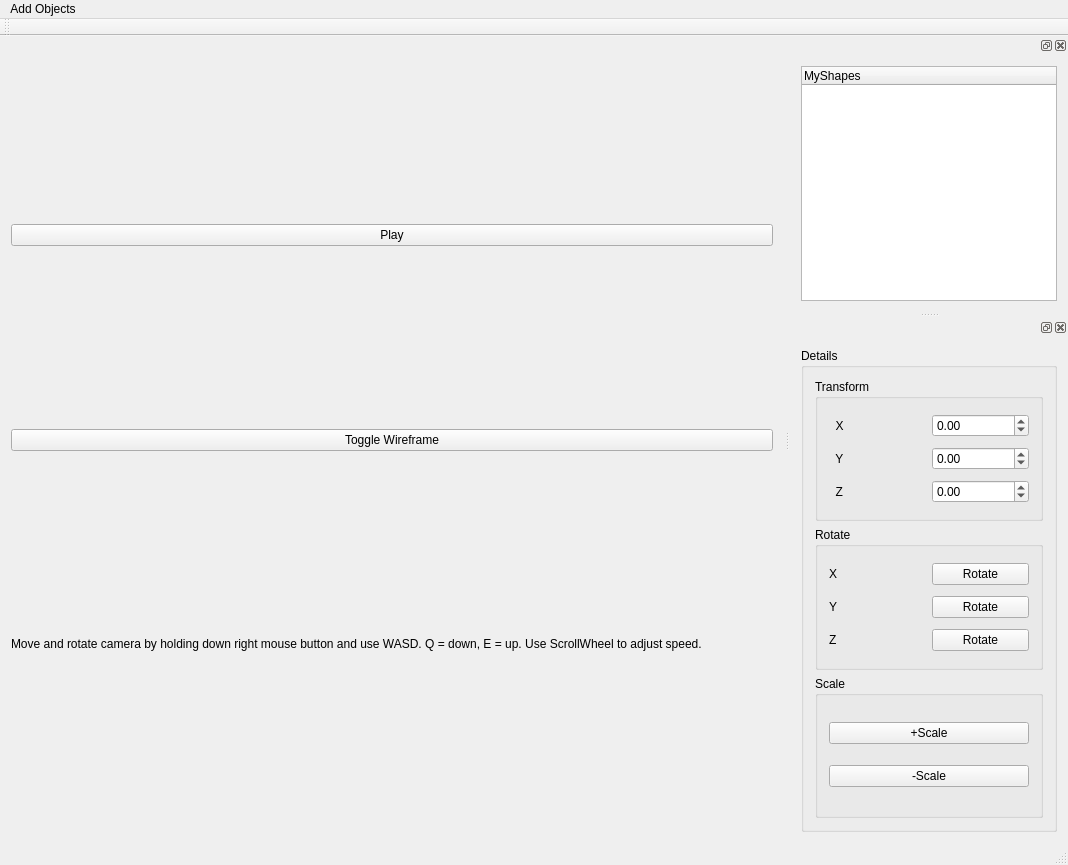
This is mainwindow.ui in FredrikEik/Game_Engine_Architecture as Qt 5 draws it before an edit. The edited form follows.
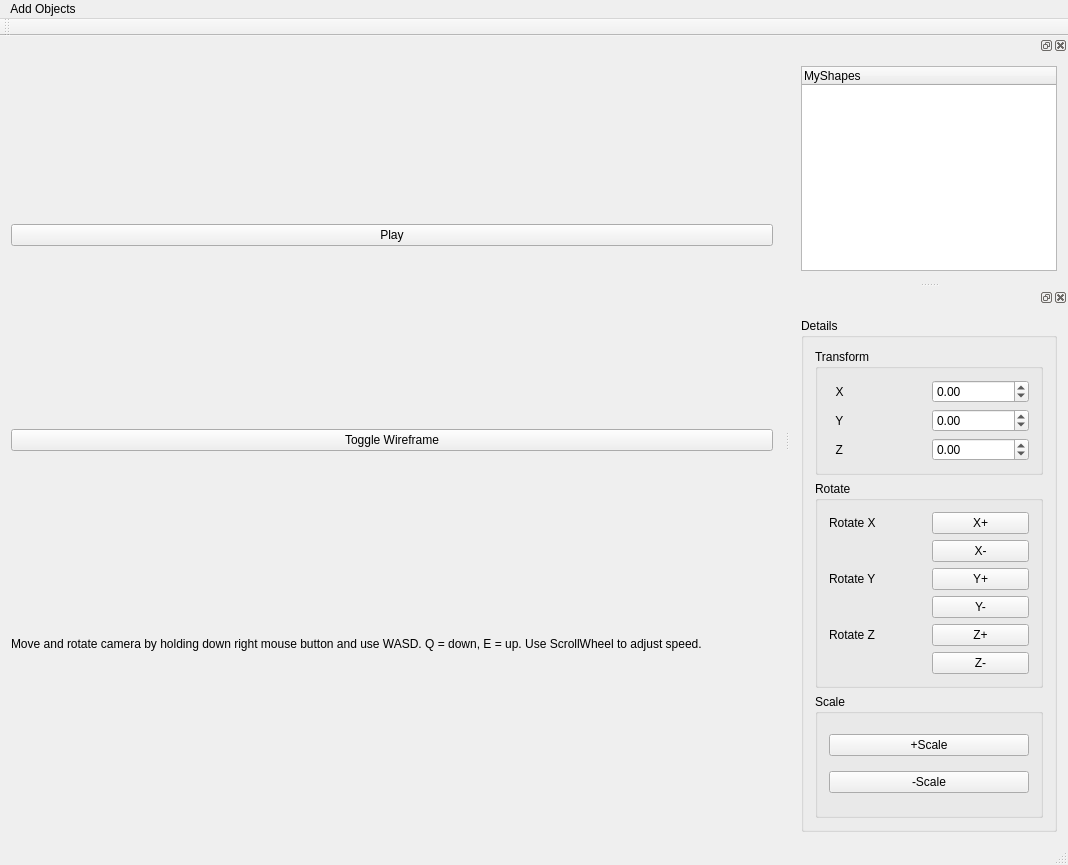
This is the edited form.

```diff
--- a/mainwindow.ui
+++ b/mainwindow.ui
@@ -190,45 +190,66 @@
            <string>Rotate</string>
           </property>
           <layout class="QGridLayout" name="gridLayout_2">
+           <item row="4" column="1">
+            <widget class="QPushButton" name="RotateZP">
+             <property name="text">
+              <string>Z+</string>
+             </property>
+            </widget>
+           </item>
+           <item row="3" column="1">
+            <widget class="QPushButton" name="RotateYM">
+             <property name="text">
+              <string>Y-</string>
+             </property>
+            </widget>
+           </item>
+           <item row="2" column="1">
+            <widget class="QPushButton" name="RotateYP">
+             <property name="text">
+              <string>Y+</string>
+             </property>
+            </widget>
+           </item>
+           <item row="0" column="1">
+            <widget class="QPushButton" name="RotateXP">
+             <property name="text">
+              <string>X+</string>
+             </property>
+            </widget>
+           </item>
            <item row="1" column="1">
             <widget class="QPushButton" name="RotateY">
              <property name="text">
-              <string>Rotate</string>
-             </property>
-            </widget>
-           </item>
-           <item row="1" column="0">
-            <widget class="QLabel" name="label_6">
-             <property name="text">
-              <string>Y</string>
+              <string>X-</string>
              </property>
             </widget>
            </item>
            <item row="0" column="0">
             <widget class="QLabel" name="label_5">
              <property name="text">
-              <string>X</string>
+              <string>Rotate X</string>
              </property>
             </widget>
            </item>
-           <item row="2" column="0">
+           <item row="5" column="1">
+            <widget class="QPushButton" name="RotateZM">
+             <property name="text">
+              <string>Z-</string>
+             </property>
+            </widget>
+           </item>
+           <item row="4" column="0">
             <widget class="QLabel" name="label_7">
              <property name="text">
-              <string>Z</string>
+              <string>Rotate Z</string>
              </property>
             </widget>
            </item>
-           <item row="0" column="1">
-            <widget class="QPushButton" name="RotateX">
+           <item row="2" column="0">
+            <widget class="QLabel" name="label_6">
              <property name="text">
-              <string>Rotate</string>
-             </property>
-            </widget>
-           </item>
-           <item row="2" column="1">
-            <widget class="QPushButton" name="RotateZ">
-             <property name="text">
-              <string>Rotate</string>
+              <string>Rotate Y</string>
              </property>
             </widget>
            </item>
```
Left out of the diff: 15 changed lines with no effect on the pictures.
